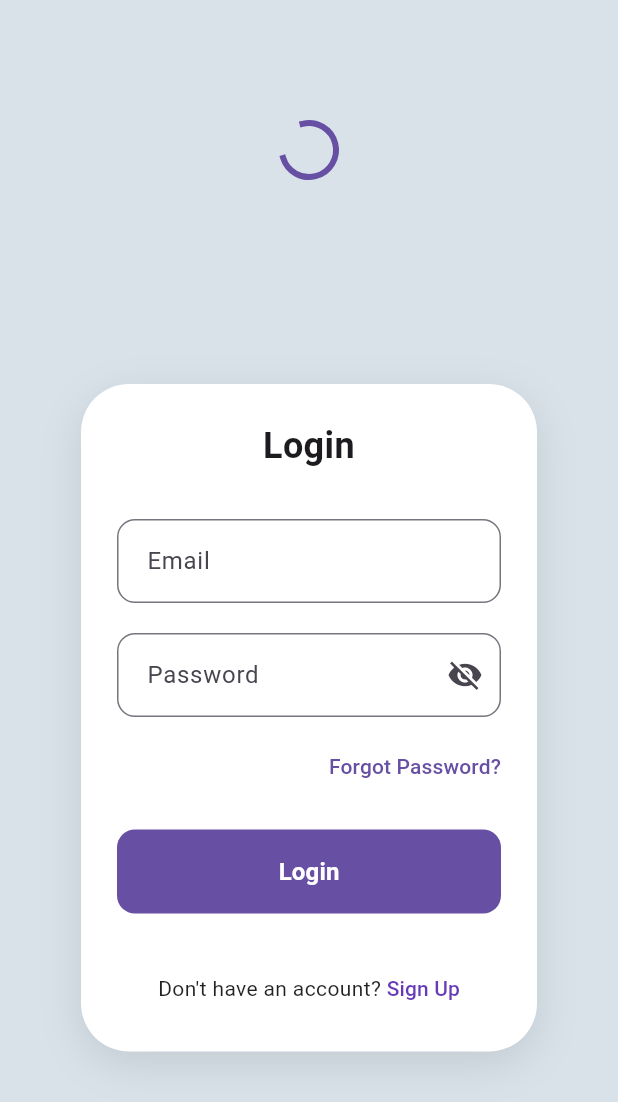
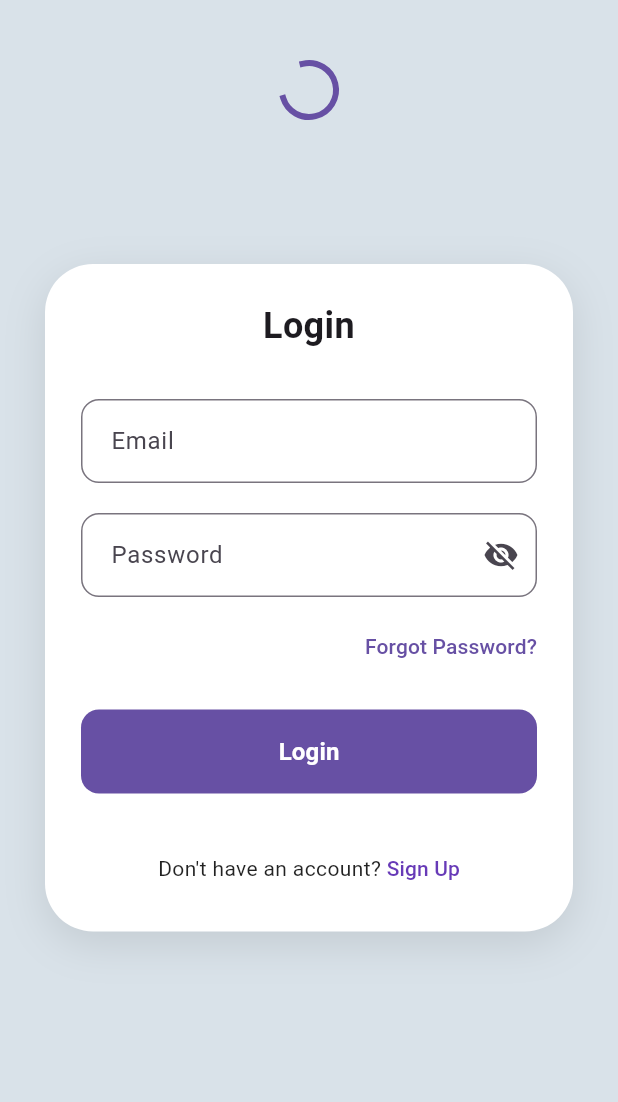
Before and after one commit to duyanh0206/food_order_app, a Flutter app: the LoginScreen screen opened by its route, on a phone screen of 412 x 824 dp. Shown: the top 1102 px of the screen. Run offline on Flutter 3.47's test engine with Material 3 defaults, Android fonts, the light colour scheme and no system bars; our stand-ins replace rive, shared_preferences, sqflite; accounts and stored records are empty.

Commit message:
new commit

```diff
--- a/food_order_app/lib/auth/login_screen.dart
+++ b/food_order_app/lib/auth/login_screen.dart
@@ -7,22 +7,21 @@ class LoginScreen extends StatelessWidget {
 
   @override
   Widget build(BuildContext context) {
-    return const Scaffold(
-      backgroundColor: Color(0xFFD9E2E9), // Match bear background color
-      body: RiveLoginAnimationWrapper(
-        child: SafeArea(
-          child: Column(
-            children: [
-              SizedBox(height: 16),
-              Expanded(
-                child: SingleChildScrollView(
-                  padding: EdgeInsets.symmetric(horizontal: 24),
-                  child: Column(children: [SizedBox(height: 24), LoginForm()]),
-                ),
-              ),
-            ],
+    return Scaffold(
+      backgroundColor: const Color(0xFFD9E2E9),
+      body: Stack(
+        fit: StackFit.expand,
+        children: [
+          // Form with animation
+          Padding(
+            padding: EdgeInsets.only(
+              top: MediaQuery.of(context).padding.top - 40, // Match signup's padding
+            ),
+            child: const RiveLoginAnimationWrapper(
+              child: LoginForm(),
+            ),
           ),
-        ),
+        ],
       ),
     );
   }
--- a/food_order_app/lib/auth/signup_form.dart
+++ b/food_order_app/lib/auth/signup_form.dart
@@ -91,7 +91,7 @@ class _SignupFormState extends State<SignupForm> {
                 const SizedBox(height: 20), // Reduced top spacing
                 Container(
                   width: double.infinity,
-                  margin: const EdgeInsets.symmetric(horizontal: 30),
+                  margin: const EdgeInsets.symmetric(horizontal: 24),
                   padding: const EdgeInsets.fromLTRB(24, 32, 24, 32),
                   decoration: BoxDecoration(
                     color: Colors.white,
```
Also changed, not shown: food_order_app/lib/auth/signup_screen.dart (+16 -14 lines).
